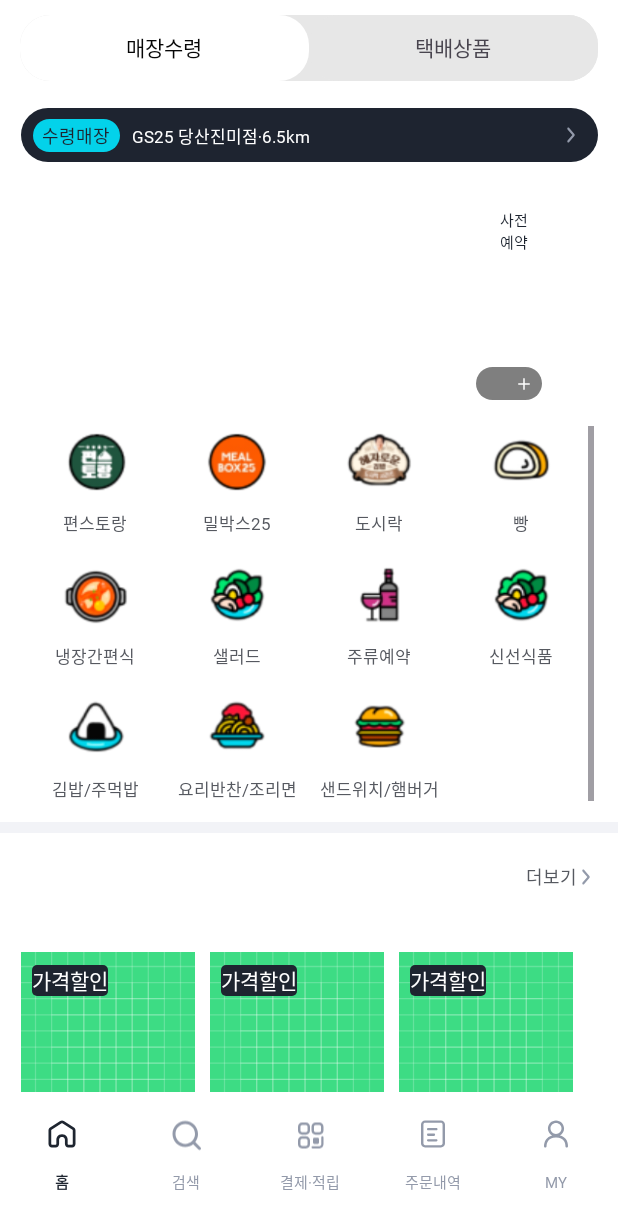
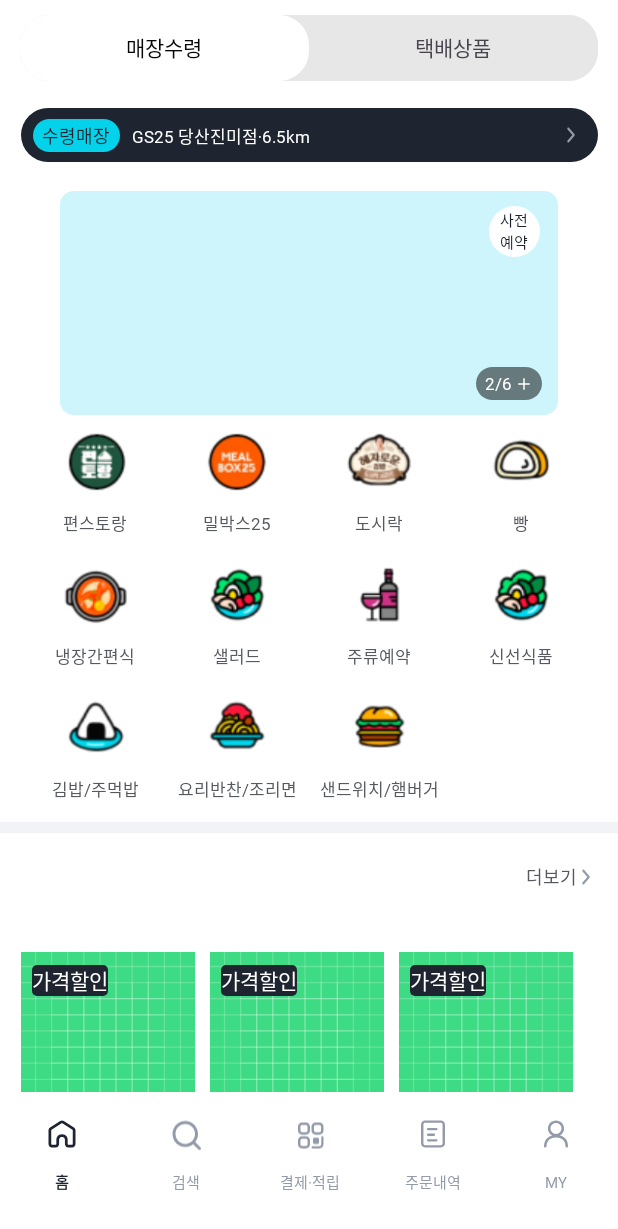
Before and after one commit to NOW-SOPT-APP7-GS-HOMETOWN/GsHometown-Android, an Android app: the ReserveFragment screen opened through its navigation route, on a phone screen of 412 x 824 dp. Shown: the top 1229 px of the screen. Run offline under Robolectric (Android 15) with nearby library versions, the phone set to English and light mode, and no system bars; our stand-ins replace data binding, navigation-ui.

Commit message:
#12 [FEAT] : 상단 배너 자동 스크롤

```diff
--- /dev/null
+++ b/app/src/main/java/com/sopt/now/gs/feature/reserve/DataPage.kt
@@ -0,0 +1,3 @@
+package com.sopt.now.gs.feature.reserve
+
+class DataPage(var image: Int, var title: String)
--- a/app/src/main/java/com/sopt/now/gs/feature/reserve/ReserveFragment.kt
+++ b/app/src/main/java/com/sopt/now/gs/feature/reserve/ReserveFragment.kt
@@ -1,17 +1,69 @@
 package com.sopt.now.gs.feature.reserve
 
 import androidx.fragment.app.viewModels
+import androidx.lifecycle.lifecycleScope
+import androidx.viewpager2.widget.ViewPager2
 import com.sopt.now.gs.R
 import com.sopt.now.gs.core.base.BindingFragment
 import com.sopt.now.gs.databinding.FragmentReserveBinding
+import kotlinx.coroutines.Job
+import kotlinx.coroutines.delay
+import kotlin.math.ceil
 
 class ReserveFragment : BindingFragment<FragmentReserveBinding>(R.layout.fragment_reserve) {
     private val menuListitems = mutableListOf<GridMenuListItem>()
     private val menuCategoryitems = mutableListOf<GridMenuCategoryItem>()
     private val menuCategory2items = mutableListOf<GridMenuCategory2Item>()
     private val viewModel by viewModels<DiscountMenuViewModel>()
+    private var bannerPosition = 0
+    lateinit var job: Job
 
     override fun initView() {
+        //임시 데이터 생성
+        val list: ArrayList<DataPage> = ArrayList<DataPage>().let {
+            it.apply {
+                add(DataPage(R.drawable.shape_blue01_fill_9_rect, "1"))
+                add(DataPage(R.drawable.shape_blue01_fill_9_rect, "2"))
+                add(DataPage(R.drawable.shape_blue01_fill_9_rect, "3"))
+                add(DataPage(R.drawable.shape_blue01_fill_9_rect, "4"))
+                add(DataPage(R.drawable.shape_blue01_fill_9_rect, "5"))
+                add(DataPage(R.drawable.shape_blue01_fill_9_rect, "6"))
+            }
+        }
+
+        binding.vpReserveTopBanner.adapter = ViewPagerAdapter(list)
+        binding.vpReserveTopBanner.orientation = ViewPager2.ORIENTATION_HORIZONTAL
+        binding.tvReservePages.text = getString(R.string.reserve_top_banner, 1, list.size)
+
+        binding.vpReserveTopBanner.registerOnPageChangeCallback(object :
+            ViewPager2.OnPageChangeCallback() {
+            //사용자가 스크롤 했을때 position 수정
+            override fun onPageSelected(position: Int) {
+                super.onPageSelected(position)
+                bannerPosition = position
+                binding.tvReservePages.text = getString(
+                    R.string.reserve_top_banner,
+                    (bannerPosition % list.size) + 1,
+                    list.size
+                )
+            }
+
+            override fun onPageScrollStateChanged(state: Int) {
+                super.onPageScrollStateChanged(state)
+                when (state) {
+                    ViewPager2.SCROLL_STATE_IDLE ->{
+                        if (!job.isActive) scrollJobCreate()
+                    }
+
+                    ViewPager2.SCROLL_STATE_DRAGGING -> job.cancel()
+
+                    ViewPager2.SCROLL_STATE_SETTLING -> {}
+                }
+            }
+        })
+        bannerPosition = Int.MAX_VALUE / 2 - ceil(list.size.toDouble() / 2).toInt()
+        binding.vpReserveTopBanner.setCurrentItem(bannerPosition, false)
+
         menuListitems.apply {
             add(GridMenuListItem(R.drawable.img_reserve_pystor, "편스토랑"))
             add(GridMenuListItem(R.drawable.img_reserve_meal, "밀박스25"))
@@ -35,23 +87,72 @@ class ReserveFragment : BindingFragment<FragmentReserveBinding>(R.layout.fragmen
 
         //임시 데이터
         menuCategoryitems.apply {
-            add(GridMenuCategoryItem(R.drawable.ic_launcher_background,"넷플릭스)BIG반반닭강정","9,000원"))
-            add(GridMenuCategoryItem(R.drawable.ic_launcher_background,"넷플릭스)BIG반반닭강정","9,000원"))
-            add(GridMenuCategoryItem(R.drawable.ic_launcher_background,"넷플릭스)BIG반반닭강정","9,000원"))
-            add(GridMenuCategoryItem(R.drawable.ic_launcher_background,"넷플릭스)BIG반반닭강정","9,000원"))
+            add(GridMenuCategoryItem(R.drawable.ic_launcher_background, "넷플릭스)BIG반반닭강정", "9,000원"))
+            add(GridMenuCategoryItem(R.drawable.ic_launcher_background, "넷플릭스)BIG반반닭강정", "9,000원"))
+            add(GridMenuCategoryItem(R.drawable.ic_launcher_background, "넷플릭스)BIG반반닭강정", "9,000원"))
+            add(GridMenuCategoryItem(R.drawable.ic_launcher_background, "넷플릭스)BIG반반닭강정", "9,000원"))
         }
         val menuCategoryAdapter = GridMenuCategoryAdapter(requireContext(), menuCategoryitems)
         binding.gvReserveCategory1Menu.adapter = menuCategoryAdapter
 
         //임시 데이터
         menuCategory2items.apply {
-            add(GridMenuCategory2Item(R.drawable.ic_launcher_background,"핫매콤야끼우동","9,000원","5.0","(후기4)"))
-            add(GridMenuCategory2Item(R.drawable.ic_launcher_background,"핫매콤야끼우동","9,000원","5.0","(후기4)"))
-            add(GridMenuCategory2Item(R.drawable.ic_launcher_background,"핫매콤야끼우동","9,000원","5.0","(후기4)"))
-            add(GridMenuCategory2Item(R.drawable.ic_launcher_background,"핫매콤야끼우동","9,000원","5.0","(후기4)"))
+            add(
+                GridMenuCategory2Item(
+                    R.drawable.ic_launcher_background,
+                    "핫매콤야끼우동",
+                    "9,000원",
+                    "5.0",
+                    "(후기4)"
+                )
+            )
+            add(
+                GridMenuCategory2Item(
+                    R.drawable.ic_launcher_background,
+                    "핫매콤야끼우동",
+                    "9,000원",
+                    "5.0",
+                    "(후기4)"
+                )
+            )
+            add(
+                GridMenuCategory2Item(
+                    R.drawable.ic_launcher_background,
+                    "핫매콤야끼우동",
+                    "9,000원",
+                    "5.0",
+                    "(후기4)"
+                )
+            )
+            add(
+                GridMenuCategory2Item(
+                    R.drawable.ic_launcher_background,
+                    "핫매콤야끼우동",
+                    "9,000원",
+                    "5.0",
+                    "(후기4)"
+                )
+            )
         }
         val menuCategory2Adapter = GridMenuCategory2Adapter(requireContext(), menuCategory2items)
         binding.gvReserveCategory2Menu.adapter = menuCategory2Adapter
+
     }
 
+    override fun onResume() {
+        super.onResume()
+        scrollJobCreate()
+    }
+
+    override fun onPause() {
+        super.onPause()
+        job.cancel()
+    }
+
+    fun scrollJobCreate() {
+        job = lifecycleScope.launchWhenResumed {
+            delay(1500)
+            binding.vpReserveTopBanner.setCurrentItem(++bannerPosition, true)
+        }
+    }
 }
--- /dev/null
+++ b/app/src/main/java/com/sopt/now/gs/feature/reserve/ViewPagerAdapter.kt
@@ -0,0 +1,31 @@
+package com.sopt.now.gs.feature.reserve
+
+import android.view.LayoutInflater
+import android.view.ViewGroup
+import androidx.databinding.DataBindingUtil
+import androidx.recyclerview.widget.RecyclerView
+import com.sopt.now.gs.R
+import com.sopt.now.gs.databinding.ItemReserveTopBannerBinding
+
+class ViewPagerAdapter(private val listData: ArrayList<DataPage>) : RecyclerView.Adapter<ViewHolderPage>() {
+    lateinit var binding: ItemReserveTopBannerBinding
+
+    override fun onCreateViewHolder(parent: ViewGroup, viewType: Int): ViewHolderPage {
+        binding = DataBindingUtil.inflate(LayoutInflater.from(parent.context), R.layout.item_reserve_top_banner, parent, false)
+        return ViewHolderPage(binding)
+    }
+
+    override fun onBindViewHolder(holder: ViewHolderPage, position: Int) {
+        val viewHolder: ViewHolderPage = holder
+        viewHolder.onBind(listData[position % listData.size])
+    }
+
+    override fun getItemCount(): Int = Int.MAX_VALUE
+
+}
+
+class ViewHolderPage(val binding: ItemReserveTopBannerBinding) : RecyclerView.ViewHolder(binding.root) {
+    fun onBind(data: DataPage) {
+        binding.ivReserveTopBanner.setImageResource(data.image)
+    }
+}
--- a/app/src/main/res/layout/fragment_reserve.xml
+++ b/app/src/main/res/layout/fragment_reserve.xml
@@ -96,20 +96,6 @@
                 app:layout_constraintEnd_toEndOf="parent"
                 app:layout_constraintStart_toStartOf="parent"
                 app:layout_constraintTop_toBottomOf="@id/iv_reserve_pick_up_store" />
-
-            <TextView
-                android:id="@+id/iv_reserve_top_banner_label"
-                android:layout_width="wrap_content"
-                android:layout_height="wrap_content"
-                android:layout_marginStart="286dp"
-                android:layout_marginTop="10dp"
-                android:background="@drawable/shape_grey00_fill_circle"
-                android:gravity="center"
-                android:text="사전\n예약"
-                android:textAppearance="@style/Typography.GsHomeTown.Detail"
-                android:textColor="@color/grey_10"
-                app:layout_constraintStart_toStartOf="@id/vp_reserve_top_banner"
-                app:layout_constraintTop_toTopOf="@id/vp_reserve_top_banner" />
 
             <ImageView
                 android:id="@+id/iv_reserve_pages"
--- /dev/null
+++ b/app/src/main/res/layout/item_reserve_top_banner.xml
@@ -0,0 +1,39 @@
+<?xml version="1.0" encoding="utf-8"?>
+<layout xmlns:android="http://schemas.android.com/apk/res/android"
+    xmlns:app="http://schemas.android.com/apk/res-auto"
+    xmlns:tools="http://schemas.android.com/tools">
+
+    <data>
+
+    </data>
+
+    <androidx.constraintlayout.widget.ConstraintLayout
+        android:layout_width="match_parent"
+        android:layout_height="match_parent">
+
+        <ImageView
+            android:id="@+id/iv_reserve_top_banner"
+            android:layout_width="332dp"
+            android:layout_height="149dp"
+            android:orientation="horizontal"
+            android:src="@color/grey_09"
+            app:layout_constraintEnd_toEndOf="parent"
+            app:layout_constraintStart_toStartOf="parent"
+            app:layout_constraintTop_toTopOf="parent" />
+
+        <TextView
+            android:id="@+id/iv_reserve_top_banner_label"
+            android:layout_width="wrap_content"
+            android:layout_height="wrap_content"
+            android:layout_marginStart="286dp"
+            android:layout_marginTop="10dp"
+            android:background="@drawable/shape_grey00_fill_circle"
+            android:gravity="center"
+            android:text="사전\n예약"
+            android:textAppearance="@style/Typography.GsHomeTown.Detail"
+            android:textColor="@color/grey_10"
+            app:layout_constraintStart_toStartOf="@id/iv_reserve_top_banner"
+            app:layout_constraintTop_toTopOf="@id/iv_reserve_top_banner" />
+
+    </androidx.constraintlayout.widget.ConstraintLayout>
+</layout>
--- a/app/src/main/res/values/strings.xml
+++ b/app/src/main/res/values/strings.xml
@@ -7,4 +7,6 @@
     <string name="menu_item_order">주문내역</string>
     <string name="menu_item_my_page">MY</string>
     <!-- home -->
+    <!--reserve-->
+    <string name="reserve_top_banner">%1$d/%2$d</string>
 </resources>
```
